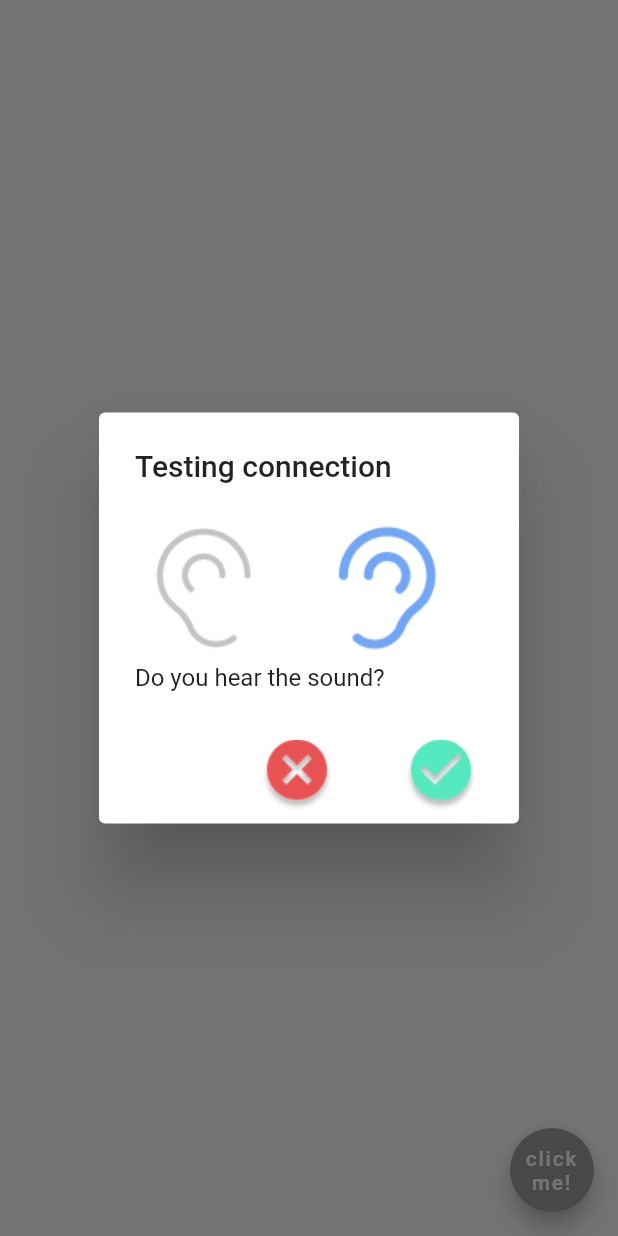
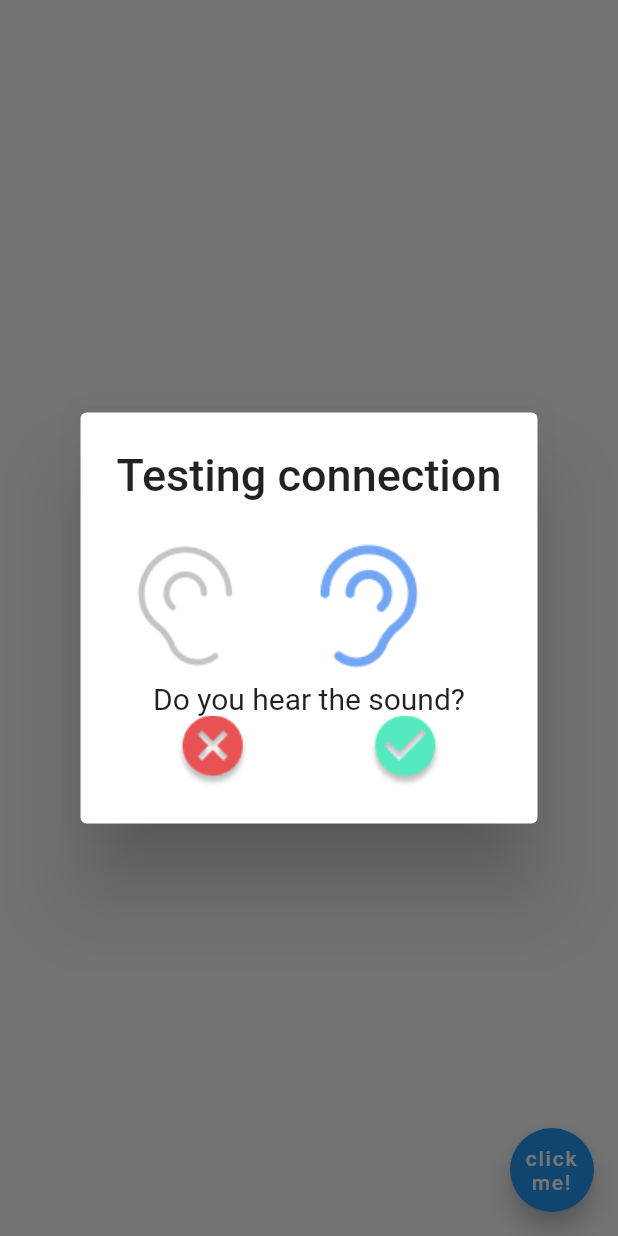
Before and after one commit to SersanAslanDTUProjects/hear_better, a Flutter app: the screen it shows after launch, after a tap on "click me!", on a phone screen of 412 x 824 dp. Run offline on Flutter 3.47's test engine with Material 2 defaults, Android fonts, the phone set to English and light mode, and no system bars.

Commit message:
some packages structure and smaller virtuel changes

```diff
--- a/lib/main.dart
+++ b/lib/main.dart
@@ -1,5 +1,5 @@
 import 'package:flutter/material.dart';
-import 'package:hear_better/screens/dialogs/test_connection.dart';
+import 'file:///C:/Users/Helle/hear_better/lib/screens/dialogs/test_connection/test_connection.dart';
 
 void main() {
   runApp(MyApp());
--- a/lib/screens/dialogs/test_connection.dart
+++ /dev/null
@@ -1,84 +0,0 @@
-import 'package:flutter/material.dart';
-
-class TestConnection extends StatefulWidget {
-  @override
-  _TestConnectionState createState() => _TestConnectionState();
-}
-
-class _TestConnectionState extends State<TestConnection> {
-  @override
-  Widget build(BuildContext context) {
-    return MaterialApp(
-        home: Scaffold(
-      floatingActionButton: FloatingActionButton(
-        child: Text("click me!",
-          textAlign: TextAlign.center,),
-        onPressed: () {
-          showDialog(
-            barrierDismissible: false,
-            context: context,
-            builder: (BuildContext context) => _earTestPopUp(context),
-          );
-        },
-        backgroundColor: Colors.grey,
-      ),
-    ));
-  }
-
-  Widget _earTestPopUp(BuildContext context) {
-    return new AlertDialog(
-      title: Text("Testing connection"),
-      content: Column(
-        mainAxisSize: MainAxisSize.min,
-        crossAxisAlignment: CrossAxisAlignment.start,
-        children: [
-          Image.asset('assets/rightEar.png'),
-          Text("Do you hear the sound?"),
-        ],
-
-      ),
-      actions: [
-         FlatButton(
-            onPressed: () {
-              showDialog(
-                barrierDismissible: false,
-                context: context,
-                builder: (BuildContext context) => _cancelPopUp(context),
-                //should navigate to _cancelPopUp
-              );
-              // Navigator.of(context).pop();
-            },
-            child: Image.asset('assets/no.png')),
-         FlatButton(
-          onPressed: () {},
-          child: Image.asset('assets/yes.png'),
-        ),
-      ],
-    );
-
-  }
-
-  Widget _cancelPopUp(BuildContext context) {
-    return AlertDialog(
-      title: Text("Check your device connection"),
-      content: Column(
-        mainAxisSize: MainAxisSize.min,
-        crossAxisAlignment: CrossAxisAlignment.start,
-        children: [
-          Text(
-            "Your devied needs to be properly \n connected in order to conduct the hearing test",
-          )
-        ],
-      ),
-      actions: [
-        new FlatButton(
-          onPressed: () {
-            Navigator.of(context).pop();
-          },
-          color: Colors.grey,
-          child: Text("OK"),
-        )
-      ],
-    );
-  }
-}
--- /dev/null
+++ b/lib/screens/dialogs/test_connection/ear_test_connection.dart
@@ -0,0 +1,104 @@
+import 'package:flutter/material.dart';
+
+
+
+class EarTest extends StatefulWidget {
+  @override
+  _EarTestState createState() => _EarTestState();
+}
+
+class _EarTestState extends State<EarTest> {
+  String testingEar ="assets/rightEar.png";
+
+
+  @override
+  void leftEarTest(){
+    setState(() {
+      testingEar = "assets/leftEar.png";
+    });
+  }
+
+
+
+
+  @override
+  Widget build(BuildContext context) {
+    return AlertDialog(
+      title: Text(
+        "Testing connection",
+        textAlign: TextAlign.center,
+        style: TextStyle(fontSize: 30),
+      ),
+      content: Container(
+        child: Column(
+          mainAxisSize: MainAxisSize.min,
+          crossAxisAlignment: CrossAxisAlignment.start,
+          children: <Widget>[
+            Image.asset(
+              testingEar,
+              alignment: Alignment.center,
+            ),
+            Center(
+              child: Align(
+                child: Text(
+                  "Do you hear the sound?",
+                  style: TextStyle(fontSize: 20),
+                ),
+              ),
+            ),
+            Container(
+              child: Row(
+                mainAxisAlignment: MainAxisAlignment.spaceAround,
+                children: [
+                  FlatButton(
+                      onPressed: () {
+                        showDialog(
+                          barrierDismissible: false,
+                          context: context,
+                          builder: (BuildContext context) =>
+                              _cancelPopUp(context),
+                          //should eliminate itself
+                        );
+                        // Navigator.of(context).pop();
+                      },
+                      child: Image.asset('assets/no.png')),
+                  FlatButton(
+                    onPressed: () {
+                      leftEarTest();
+                    },
+                    child: Image.asset('assets/yes.png'),
+                  ),
+                ],
+              ),
+            ),
+          ],
+        ),
+      ),
+    );
+  }
+
+  Widget _cancelPopUp(BuildContext context) {
+    return AlertDialog(
+      title: Text("Check your device connection"),
+      content: Column(
+        mainAxisSize: MainAxisSize.min,
+        crossAxisAlignment: CrossAxisAlignment.start,
+        children: [
+          Text(
+            "Your device needs to be properly \n connected in order to conduct the hearing test",
+          )
+        ],
+      ),
+      actions: [
+        new FlatButton(
+          onPressed: () {
+            Navigator.of(context).pop();
+            // navigate back to "connect your device
+            // --> current case homescreen.
+          },
+          child: Text("OK"),
+        )
+      ],
+    );
+  }
+}
--- /dev/null
+++ b/lib/screens/dialogs/test_connection/test_connection.dart
@@ -0,0 +1,31 @@
+import 'package:flutter/cupertino.dart';
+import 'package:flutter/material.dart';
+import 'package:hear_better/main.dart';
+import 'package:hear_better/screens/dialogs/test_connection/ear_test_connection.dart';
+
+class TestConnection extends StatefulWidget {
+  @override
+  _TestConnectionState createState() => _TestConnectionState();
+}
+
+class _TestConnectionState extends State<TestConnection> {
+  @override
+  Widget build(BuildContext context) {
+    return MaterialApp(
+        home: Scaffold(
+      floatingActionButton: FloatingActionButton(
+        child: Text(
+          "click me!",
+          textAlign: TextAlign.center,
+        ),
+        onPressed: () {
+          showDialog(
+            barrierDismissible: false,
+            context: context,
+            builder: (BuildContext context) => EarTest(),
+          );
+        },
+      ),
+    ));
+  }
+}
```
